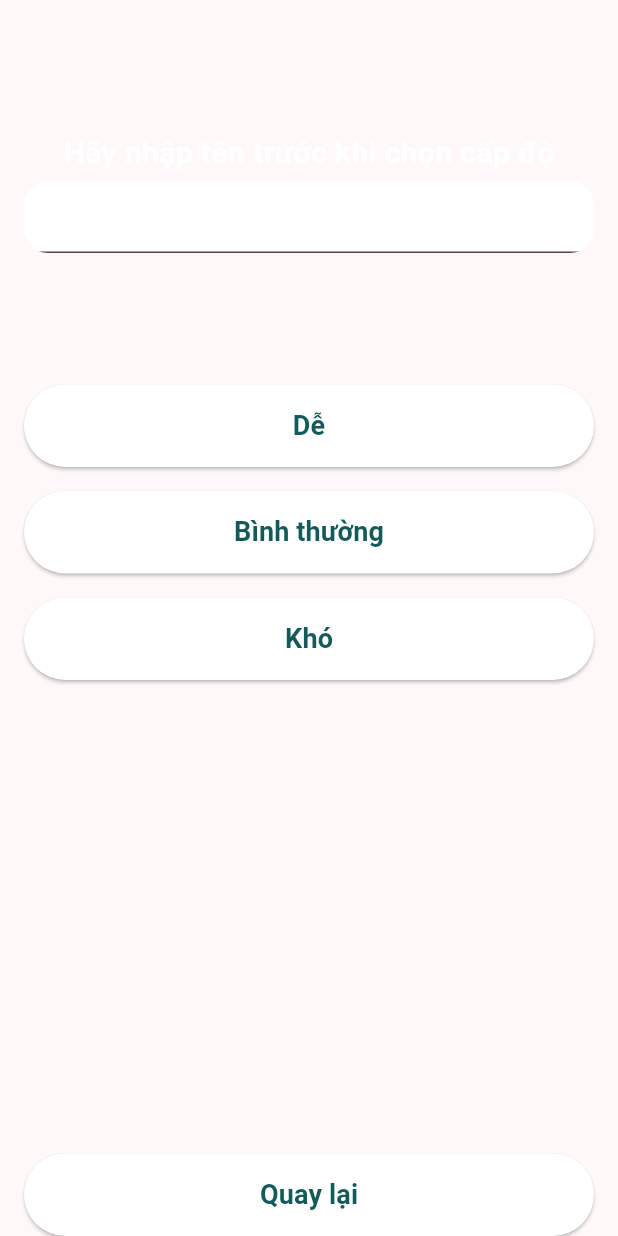
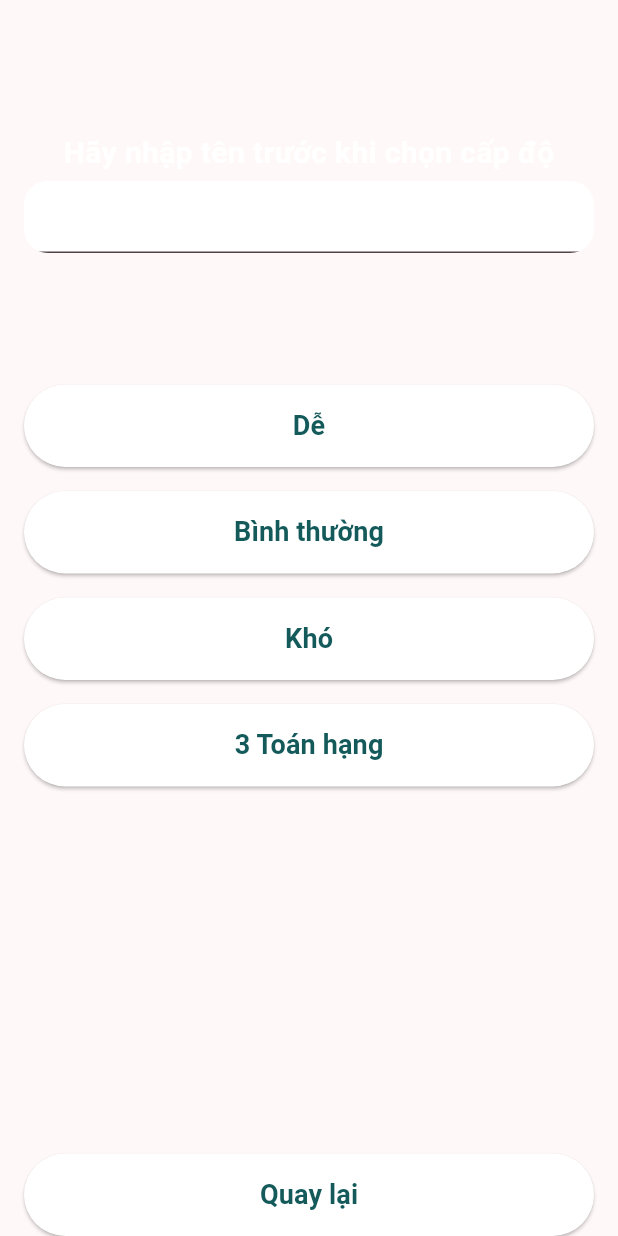
Before and after one commit to nghiahtm/quick_math_flutter, a Flutter app: the screen it shows after launch, after a tap on "Chơi", on a phone screen of 412 x 824 dp. Run offline on Flutter 3.47's test engine with Material 2 defaults, Android fonts, the light colour scheme and no system bars; our stand-ins replace cloud_firestore, firebase_core, fluttertoast, just_audio, shared_preferences; missing offline and left inert: function_tree; accounts and stored records are empty.

Commit message:
update three operator

```diff
--- a/quick_math/lib/common/enums/level_enum.dart
+++ b/quick_math/lib/common/enums/level_enum.dart
@@ -2,4 +2,5 @@ class LevelEnum {
   static const String easy = "Dễ";
   static const String normal = "Bình thường";
   static const String hard = "Khó";
+  static const String threeOperatorMode = "3 Toán hạng";
 }
--- a/quick_math/lib/common/math/game_play.dart
+++ b/quick_math/lib/common/math/game_play.dart
@@ -1,6 +1,12 @@
 abstract class GamePlay{
   int num1 = 0;
   int num2 = 0;
+  int num3 = 0;
+  Map<int,String> operator = {
+    1: "+",
+    2: "-",
+    3: "*",
+  };
   List<int> results = [];
   String showOperator = "";
   int errorNumber = 0;
--- a/quick_math/lib/common/math/hard_mode.dart
+++ b/quick_math/lib/common/math/hard_mode.dart
@@ -10,21 +10,21 @@ class HardMode extends GamePlay {
     num2 = 10 + _random.nextInt(30);
   }
   @override
-  String gameMulti() {
+  String gameMulti({int operator  = 0}) {
     num1 = 10 + _random.nextInt(20);
     num2 = 10 + _random.nextInt(20);
     return "$num1 * $num2";
   }
 
   @override
-  String gamePlus() {
+  String gamePlus({int operator  = 0}) {
     num1 = 10 + _random.nextInt(30);
     num2 = 10 + _random.nextInt(30);
     return "$num1 + $num2";
   }
 
   @override
-  String gameSubtract() {
+  String gameSubtract({int operator  = 0}) {
     num1 = 10 + _random.nextInt(30);
     num2 = 10 + _random.nextInt(30);
     return "$num1 - $num2";
--- a/quick_math/lib/common/math/normal_model.dart
+++ b/quick_math/lib/common/math/normal_mode.dart
@@ -10,21 +10,21 @@ class NormalMode extends GamePlay{
     num2 = 5 + _random.nextInt(15);
   }
   @override
-  String gameMulti() {
+  String gameMulti({int operator  = 0}) {
     num1 = 5 + _random.nextInt(5);
     num2 = 5 + _random.nextInt(5);
     return "$num1 * $num2";
   }
 
   @override
-  String gamePlus() {
+  String gamePlus({int operator  = 0}) {
     num1 = _random.nextInt(10);
     num2 = _random.nextInt(10);
     return "$num1 + $num2";
   }
 
   @override
-  String gameSubtract() {
+  String gameSubtract({int operator  = 0}) {
     num1 = _random.nextInt(10);
     return "$num1 - $num2";
   }
--- a/quick_math/lib/presentation/game/game_screen.dart
+++ b/quick_math/lib/presentation/game/game_screen.dart
@@ -1,7 +1,6 @@
 import 'dart:async';
 import 'dart:math';
 import 'package:flutter/material.dart';
-import 'package:just_audio/just_audio.dart';
 import 'package:provider/provider.dart';
 import 'package:quick_math/common/math/game_play.dart';
 import 'package:quick_math/common/music_constant.dart';
@@ -242,7 +241,7 @@ class _GameScreenState extends State<GameScreen>
   void _reset() {
     animationController.reset();
     randomOperator = 1 + Random().nextInt(3);
-    widget.gamePlay.play(randomOperator);
+    widget.gamePlay.play(randomOperator,);
     widget.gamePlay.showOperator;
     animationController.forward();
   }
--- a/quick_math/lib/presentation/home/home_page.dart
+++ b/quick_math/lib/presentation/home/home_page.dart
@@ -35,7 +35,7 @@ class HomePage extends StatelessWidget {
               }),
             ),
             Flexible(
-              flex: 3,
+              flex: 4,
               child: Column(
                 mainAxisAlignment: MainAxisAlignment.spaceEvenly,
                 children: [
@@ -60,7 +60,6 @@ class HomePage extends StatelessWidget {
                 ],
               ),
             ),
-            const Spacer(),
             IconButton(
               onPressed: () {
                 context.read<HomeController>().setPlayMusic();
--- a/quick_math/lib/presentation/level/level_screen.dart
+++ b/quick_math/lib/presentation/level/level_screen.dart
@@ -6,7 +6,8 @@ import 'package:quick_math/common/enums/state_enum.dart';
 import 'package:quick_math/common/math/easy_mode.dart';
 import 'package:quick_math/common/math/game_play.dart';
 import 'package:quick_math/common/math/hard_mode.dart';
-import 'package:quick_math/common/math/normal_model.dart';
+import 'package:quick_math/common/math/normal_mode.dart';
+import 'package:quick_math/common/math/three_operator_mode.dart';
 import 'package:quick_math/models/user_model.dart';
 import 'package:quick_math/presentation/home/home_controller.dart';
 import 'package:quick_math/presentation/level/level_controller.dart';
@@ -78,10 +79,9 @@ class _LevelScreenState extends State<LevelScreen> {
                                 style:
                                     const TextStyle(color: AppColor.mainColor),
                                 decoration: const InputDecoration(
-                                  fillColor: AppColor.white,
-                                  filled: true,
-                                  counterText: ""
-                                ),
+                                    fillColor: AppColor.white,
+                                    filled: true,
+                                    counterText: ""),
                               ),
                             ),
                           ],
@@ -126,6 +126,16 @@ class _LevelScreenState extends State<LevelScreen> {
                           await _checkInformation(levelController, HardMode(),
                               level: LevelEnum.hard);
                         }),
+                    const SizedBox(
+                      height: 16,
+                    ),
+                    AppButton(
+                        title: LevelEnum.threeOperatorMode,
+                        onPressed: () async {
+                          await _checkInformation(
+                              levelController, ThreeOperatorMode(),
+                              level: LevelEnum.threeOperatorMode);
+                        }),
                   ],
                 ),
               ),
--- a/quick_math/lib/presentation/my_app.dart
+++ b/quick_math/lib/presentation/my_app.dart
@@ -15,6 +15,7 @@ class MyApp extends StatelessWidget {
     return MultiProvider(
       providers: Di.providers,
       child: MaterialApp(
+        debugShowCheckedModeBanner: false,
         routes: routesMap,
         onGenerateRoute: onGenerateRoute,
         title: 'Quick Math',
--- a/quick_math/pubspec.yaml
+++ b/quick_math/pubspec.yaml
@@ -42,6 +42,7 @@ dependencies:
   lottie: ^2.6.0
   shared_preferences: ^2.2.2
   fluttertoast: ^8.2.4
+  function_tree: ^0.9.1
 
 dev_dependencies:
   flutter_launcher_icons: ^0.13.1
```
Also changed, not shown: quick_math/lib/common/math/three_operator_mode.dart (added, +52 -0 lines), quick_math/lib/models/achievement_model.dart (+7 -4 lines), quick_math/lib/presentation/leader_board/leader_board_screen.dart (+11 -2 lines), quick_math/pubspec.lock.
